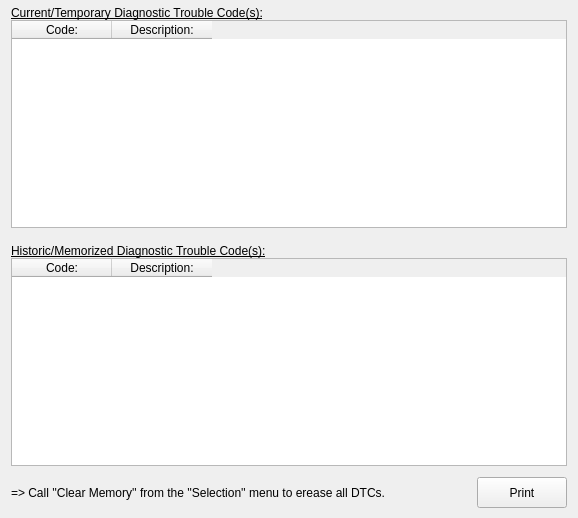
Old version of the form ui/CUcontent_DCs_transmission.ui in the repository Comer352L/FreeSSM.
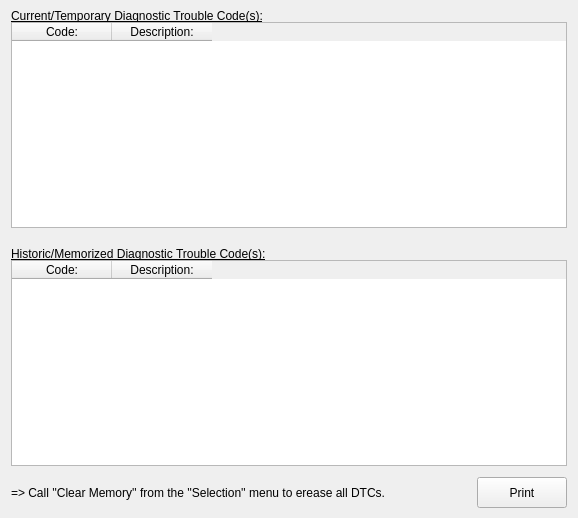
New version of the form. Icons and pictures are not drawn.

Commit message: Backport for v1.2: remove tab-widget from MB/SW-widget, merge CUcontent_MBsSWs_tableView

The edit to the form file:
```diff
--- a/ui/CUcontent_DCs_transmission.ui
+++ b/ui/CUcontent_DCs_transmission.ui
@@ -34,11 +34,11 @@
     <number>10</number>
    </property>
    <item>
-    <widget class="QLabel" name="currOrTempDTCsTitle_label" >
-     <property name="minimumSize" >
+    <widget class="QLabel" name="currOrTempDTCsTitle_label">
+     <property name="minimumSize">
       <size>
        <width>280</width>
-       <height>20</height>
+       <height>22</height>
       </size>
      </property>
      <property name="maximumSize" >
@@ -90,11 +90,11 @@
     </widget>
    </item>
    <item>
-    <widget class="QLabel" name="histOrMemDTCsTitle_label" >
-     <property name="minimumSize" >
+    <widget class="QLabel" name="histOrMemDTCsTitle_label">
+     <property name="minimumSize">
       <size>
        <width>280</width>
-       <height>30</height>
+       <height>32</height>
       </size>
      </property>
      <property name="maximumSize" >
```
Left out of the diff: 103 changed lines with no effect on the pictures. The commit also changes 11 other files.
